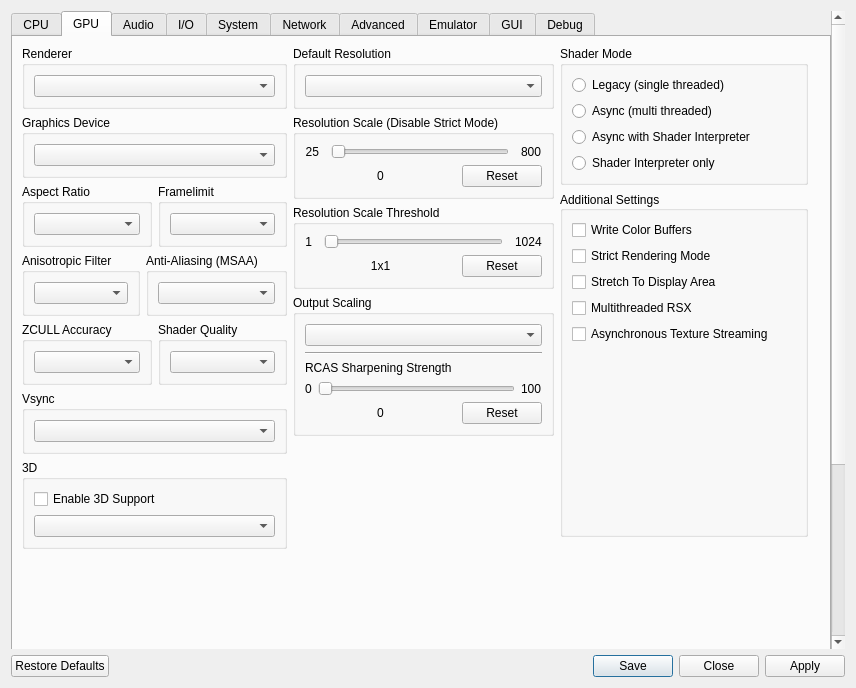
Old version of the form rpcs3/rpcs3qt/settings_dialog.ui in the repository RPCS3/rpcs3.
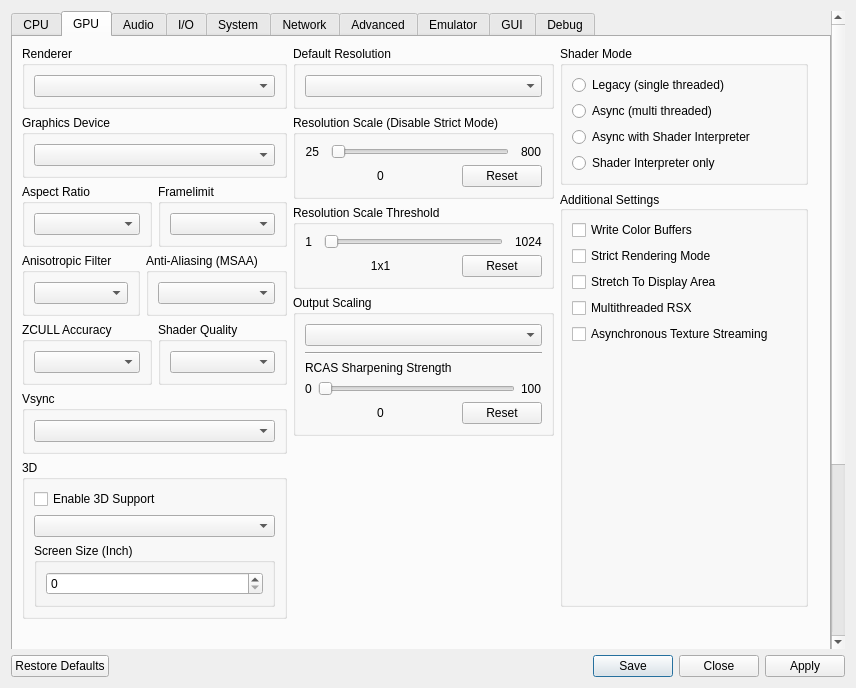
New version of the form. The open tabs and pages were chosen to show the change. Icons and pictures are not drawn.

Commit message: Add 3D screen size setting

```diff
--- a/rpcs3/rpcs3qt/settings_dialog.ui
+++ b/rpcs3/rpcs3qt/settings_dialog.ui
@@ -557,6 +557,18 @@
                <item>
                 <widget class="QComboBox" name="stereoRenderMode"/>
                </item>
+               <item>
+                <widget class="QGroupBox" name="gb_screen_size">
+                 <property name="title">
+                  <string>Screen Size (Inch)</string>
+                 </property>
+                 <layout class="QVBoxLayout" name="layout_gb_screen_size">
+                  <item>
+                   <widget class="QSpinBox" name="sb_screen_size"/>
+                  </item>
+                 </layout>
+                </widget>
+               </item>
               </layout>
              </widget>
             </item>
```
The commit also changes 4 other files.
